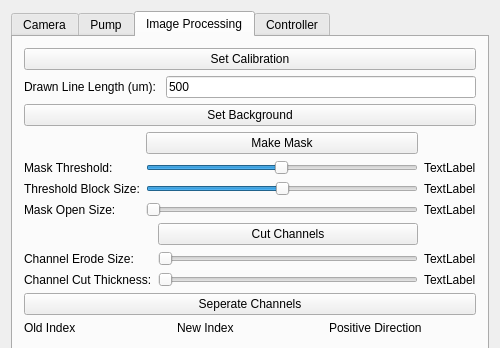
This is EVA00/ueva/setup.ui in DaveSketchySpeedway/RoboDrop as Qt 5 draws it before an edit; both pictures show x 0 to 500 and y 0 to 348 of the 500 by 800 pixel window. The edited form follows.
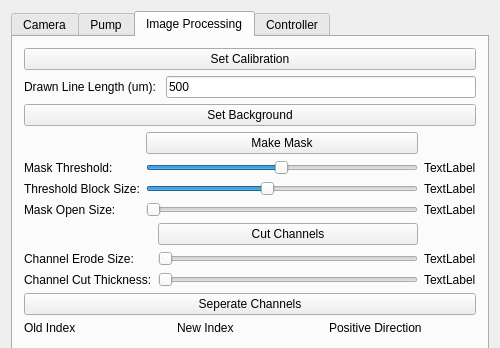
This is the edited form. The open tabs and pages were chosen to show the change.

The edit to the form file:
```diff
--- a/EVA00/ueva/setup.ui
+++ b/EVA00/ueva/setup.ui
@@ -217,6 +217,9 @@
           <layout class="QGridLayout" name="gridLayout_5">
            <item row="2" column="1">
             <widget class="QSlider" name="blockSlider">
+             <property name="minimum">
+              <number>1</number>
+             </property>
              <property name="maximum">
               <number>10</number>
              </property>
```
Left out of the diff: 5 changed lines with no effect on the pictures.
